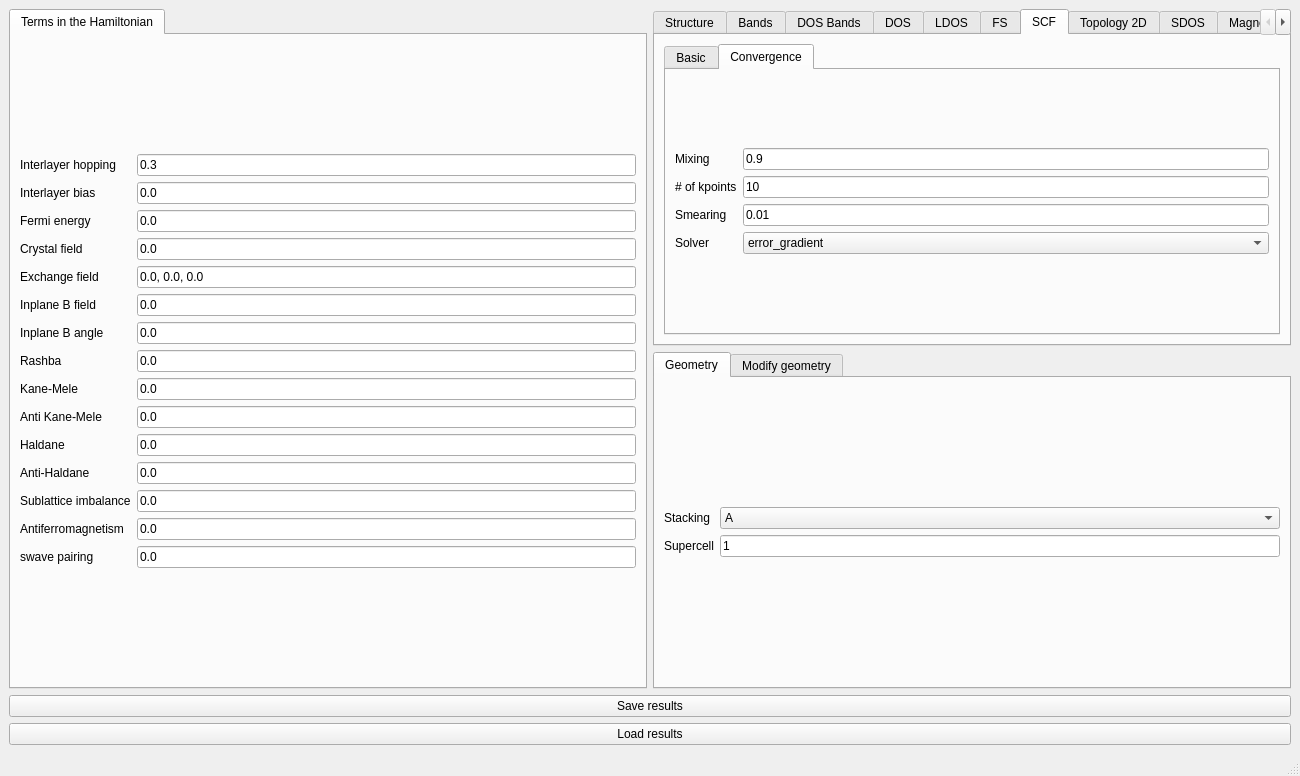
Qt form interface-pyqt/multilayergraphene/interface.ui (joselado/quantum-lattice) before a commit.
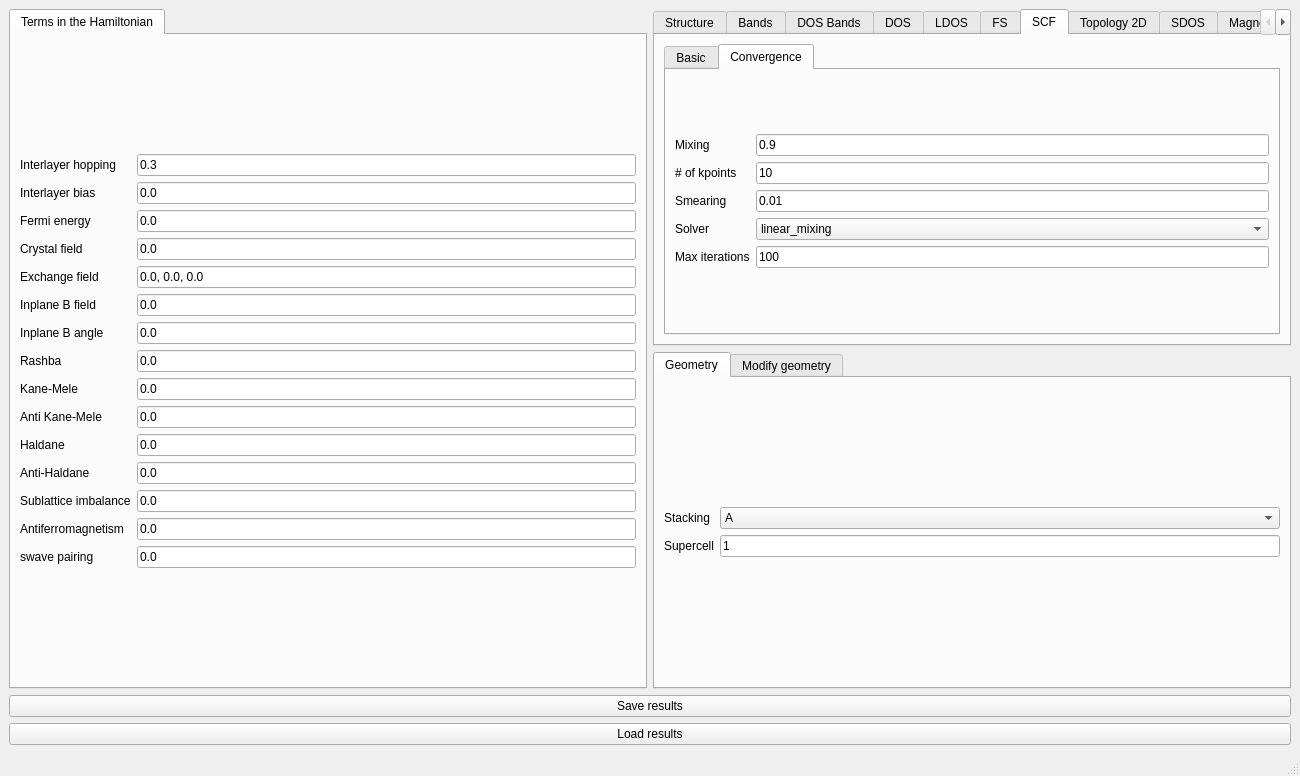
The same form after that commit. The open tabs and pages were chosen to show the change. Custom widgets are drawn as their Qt base class.

Commit message: Make linear_mixing the default SCF solver, add krylov and max iterations

The edit to the form file:
```diff
--- a/interface-pyqt/multilayergraphene/interface.ui
+++ b/interface-pyqt/multilayergraphene/interface.ui
@@ -1004,16 +1004,35 @@
                 <property name="toolTip">
                  <string>Iterative algorithm used to converge the self-consistent mean field (requires the optional jax extra; falls back to the default plain-mixing solver for a Hamiltonian with superconducting pairing)</string>
                 </property>
-                <item>
-                 <property name="text">
-                  <string>error_gradient</string>
-                 </property>
-                </item>
                 <item>
                  <property name="text">
                   <string>linear_mixing</string>
                  </property>
                 </item>
+                <item>
+                 <property name="text">
+                  <string>error_gradient</string>
+                 </property>
+                </item>
+                <item>
+                 <property name="text">
+                  <string>krylov</string>
+                 </property>
+                </item>
+               </widget>
+              </item>
+              <item row="4" column="0">
+               <widget class="BodyLabel" name="label_scf_maxite">
+                <property name="text">
+                 <string>Max iterations</string>
+                </property>
+               </widget>
+              </item>
+              <item row="4" column="1">
+               <widget class="LineEdit" name="scf_maxite">
+                <property name="text">
+                 <string>100</string>
+                </property>
                </widget>
               </item>
              </layout>
```
The commit also changes 21 other files.
